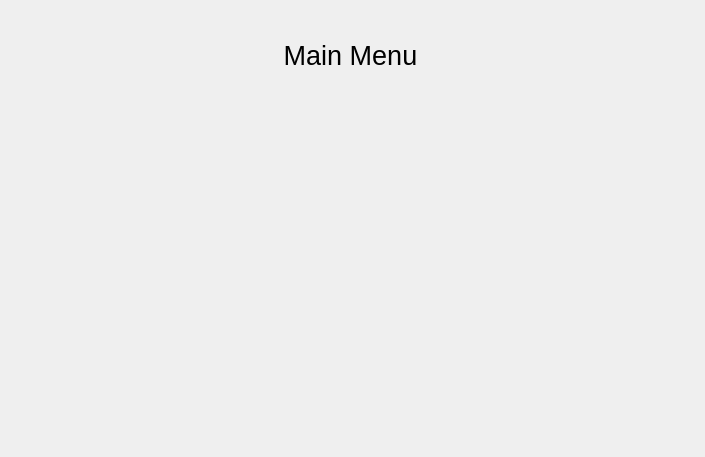
Above: bank-automat/mainmenu.ui from Kealerator/bank_atm_group3 before the change. Below: the same form after it.
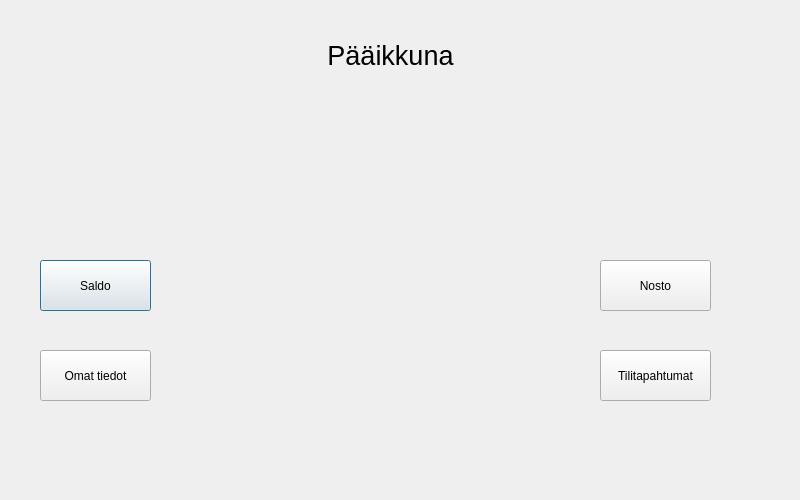
That is the form after the change.

Diff of the .ui file:
```diff
--- a/bank-automat/mainmenu.ui
+++ b/bank-automat/mainmenu.ui
@@ -6,8 +6,8 @@
    <rect>
     <x>0</x>
     <y>0</y>
-    <width>705</width>
-    <height>457</height>
+    <width>800</width>
+    <height>500</height>
    </rect>
   </property>
   <property name="windowTitle">
@@ -16,7 +16,7 @@
   <widget class="QLabel" name="labelTitle">
    <property name="geometry">
     <rect>
-     <x>210</x>
+     <x>250</x>
      <y>20</y>
      <width>281</width>
      <height>71</height>
@@ -28,7 +28,7 @@
     </font>
    </property>
    <property name="text">
-    <string>Main Menu</string>
+    <string>Pääikkuna</string>
    </property>
    <property name="alignment">
     <set>Qt::AlignmentFlag::AlignCenter</set>
@@ -47,6 +47,58 @@
     <string/>
    </property>
   </widget>
+  <widget class="QPushButton" name="btnSaldo">
+   <property name="geometry">
+    <rect>
+     <x>40</x>
+     <y>260</y>
+     <width>111</width>
+     <height>51</height>
+    </rect>
+   </property>
+   <property name="text">
+    <string>Saldo</string>
+   </property>
+  </widget>
+  <widget class="QPushButton" name="btnTiedot">
+   <property name="geometry">
+    <rect>
+     <x>40</x>
+     <y>350</y>
+     <width>111</width>
+     <height>51</height>
+    </rect>
+   </property>
+   <property name="text">
+    <string>Omat tiedot</string>
+   </property>
+  </widget>
+  <widget class="QPushButton" name="btnNosto">
+   <property name="geometry">
+    <rect>
+     <x>600</x>
+     <y>260</y>
+     <width>111</width>
+     <height>51</height>
+    </rect>
+   </property>
+   <property name="text">
+    <string>Nosto</string>
+   </property>
+  </widget>
+  <widget class="QPushButton" name="btnTapahtumat">
+   <property name="geometry">
+    <rect>
+     <x>600</x>
+     <y>350</y>
+     <width>111</width>
+     <height>51</height>
+    </rect>
+   </property>
+   <property name="text">
+    <string>Tilitapahtumat</string>
+   </property>
+  </widget>
  </widget>
  <resources/>
  <connections/>
```
